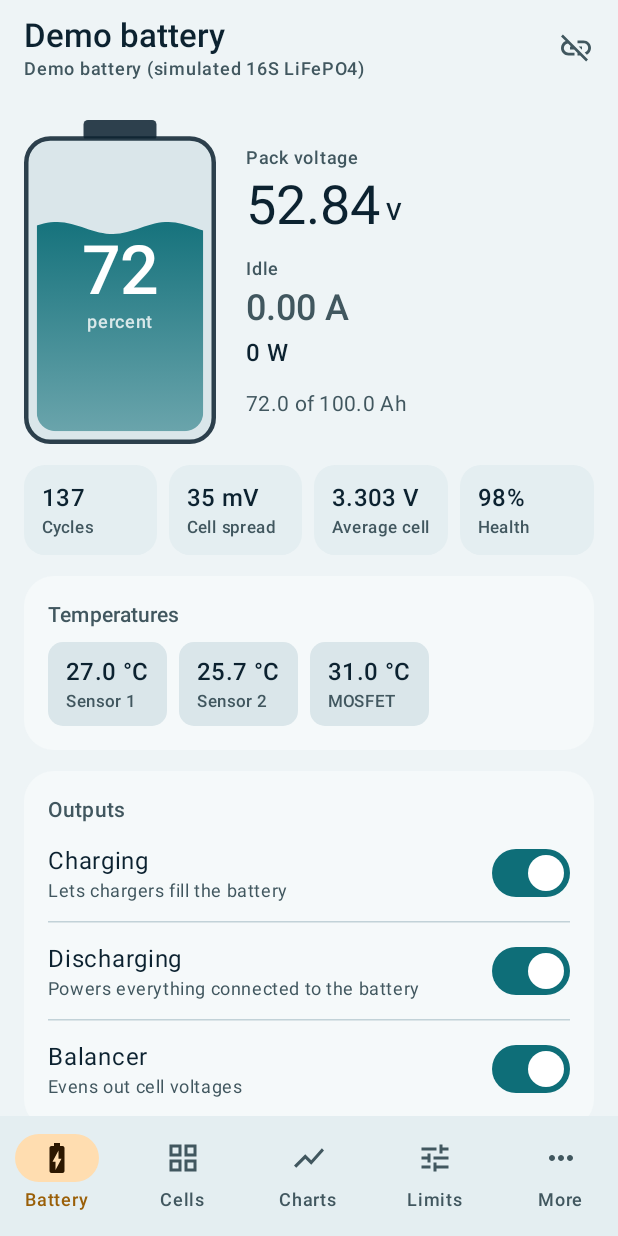
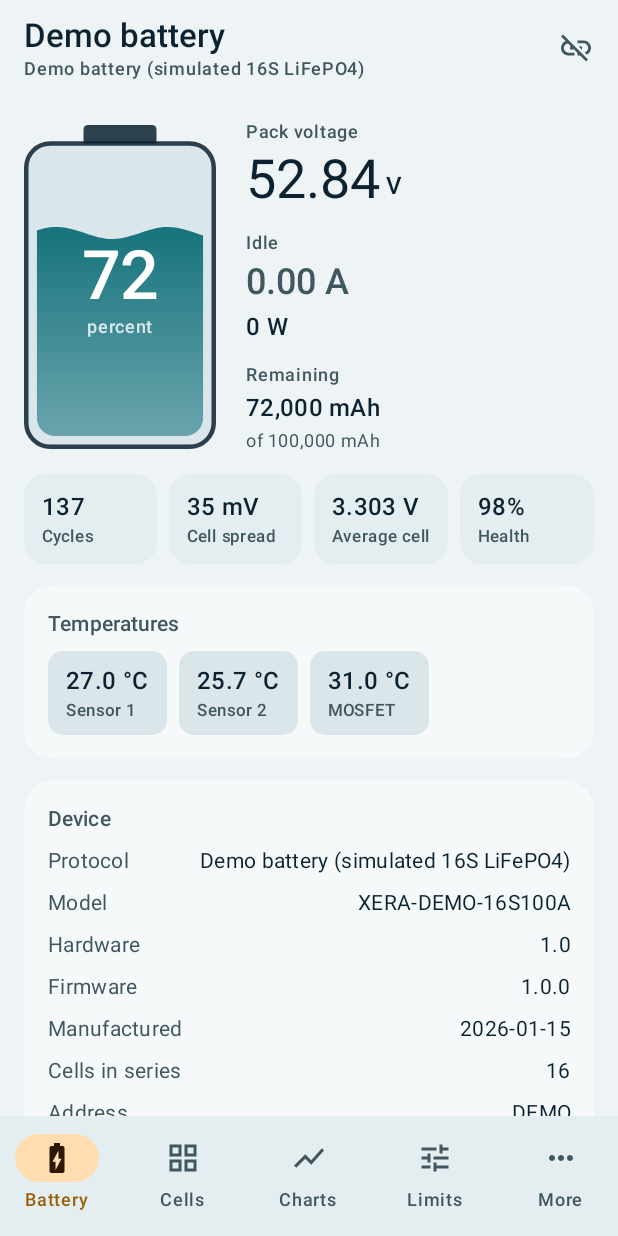
Before and after one commit to Jerfynn/XeraBMS, an Android app built with Jetpack Compose: the screen it shows after launch (MainActivity), after a tap on "Demo", on a phone screen of 412 x 824 dp. Run offline under Robolectric (Android 15) with nearby library versions, the phone set to English and light mode, and no system bars; 2 other taps on this screen came first.

Commit message:
Updated with Remaining mAH Battery Capacity

```diff
--- a/app/src/main/java/com/xera/bms/core/protocols/DalyProtocol.kt
+++ b/app/src/main/java/com/xera/bms/core/protocols/DalyProtocol.kt
@@ -9,7 +9,6 @@ import com.xera.bms.core.u32be
 import com.xera.bms.core.u8
 import com.xera.bms.core.uuid16
 import kotlin.math.abs
-import kotlin.math.roundToInt
 
 /**
  * Daly Smart BMS (classic "A5" protocol, Bluetooth dongle or built-in BLE).
@@ -130,7 +129,8 @@ class DalyProtocol(
             0x90 -> state = state.copy(
                 voltage = d.u16be(0) / 10.0,
                 current = (d.u16be(4) - 30000) / 10.0,
-                soc = (d.u16be(6) / 10.0).roundToInt(),
+                // SOC arrives in 0.1 % steps. Truncate (92.6 % -> 92 %) like the Daly app does; rounding showed +1.
+                soc = d.u16be(6) / 10,
             )
             0x93 -> state = state.copy(
                 chargeFet = d.u8(1) != 0,
--- a/app/src/main/java/com/xera/bms/ui/AppRoot.kt
+++ b/app/src/main/java/com/xera/bms/ui/AppRoot.kt
@@ -74,7 +74,7 @@ enum class MoreDest(val title: String) {
     ALARMS("Alarms"),
     CONSOLE("Data console"),
     LOGS("Log files"),
-    SETTINGS("App settings"),
+    SETTINGS("Settings"),
 }
 
 @Composable
--- a/app/src/main/java/com/xera/bms/ui/dashboard/DashboardScreen.kt
+++ b/app/src/main/java/com/xera/bms/ui/dashboard/DashboardScreen.kt
@@ -19,20 +19,13 @@ import androidx.compose.foundation.shape.RoundedCornerShape
 import androidx.compose.material.icons.Icons
 import androidx.compose.material.icons.filled.HourglassEmpty
 import androidx.compose.material.icons.filled.Terminal
-import androidx.compose.material3.AlertDialog
-import androidx.compose.material3.Button
 import androidx.compose.material3.ExperimentalMaterial3Api
-import androidx.compose.material3.HorizontalDivider
 import androidx.compose.material3.MaterialTheme
 import androidx.compose.material3.Surface
-import androidx.compose.material3.Switch
 import androidx.compose.material3.Text
 import androidx.compose.material3.TextButton
 import androidx.compose.runtime.Composable
 import androidx.compose.runtime.getValue
-import androidx.compose.runtime.mutableStateOf
-import androidx.compose.runtime.remember
-import androidx.compose.runtime.setValue
 import androidx.compose.ui.Alignment
 import androidx.compose.ui.Modifier
 import androidx.compose.ui.graphics.Color
@@ -40,7 +33,6 @@ import androidx.compose.ui.text.style.TextAlign
 import androidx.compose.ui.unit.dp
 import androidx.lifecycle.compose.collectAsStateWithLifecycle
 import com.xera.bms.core.BmsSnapshot
-import com.xera.bms.core.Capability
 import com.xera.bms.data.AppSettings
 import com.xera.bms.data.SessionStatus
 import com.xera.bms.ui.MainViewModel
@@ -51,19 +43,15 @@ import com.xera.bms.ui.components.StatTile
 import com.xera.bms.ui.theme.fmt
 import com.xera.bms.ui.theme.formatHours
 import com.xera.bms.ui.theme.formatTemp
+import java.util.Locale
 import kotlin.math.abs
-
-private enum class SwitchKind { CHARGE, DISCHARGE, BALANCER }
-
-private data class SwitchRequest(val kind: SwitchKind, val on: Boolean)
+import kotlin.math.roundToLong
 
 @Composable
 fun DashboardScreen(vm: MainViewModel, onOpenAlarms: () -> Unit, onOpenConsole: () -> Unit) {
     val snap by vm.session.snapshot.collectAsStateWithLifecycle()
-    val caps by vm.session.capabilities.collectAsStateWithLifecycle()
     val status by vm.session.status.collectAsStateWithLifecycle()
     val settings by vm.settings.collectAsStateWithLifecycle()
-    var pending by remember { mutableStateOf<SwitchRequest?>(null) }
 
     if (status.explorer) {
         EmptyState(
@@ -96,25 +84,7 @@ fun DashboardScreen(vm: MainViewModel, onOpenAlarms: () -> Unit, onOpenConsole:
         item { Stats(snap) }
         if (snap.alarms.isNotEmpty()) item { AlarmCard(snap.alarms, onOpenAlarms) }
         if (snap.temperatures.isNotEmpty() || snap.mosTemperature != null) item { Temperatures(snap, settings) }
-        if (snap.chargeFet != null || snap.dischargeFet != null || caps.contains(Capability.MOSFET_CONTROL)) {
-            item { Switches(snap, caps) { pending = it } }
-        }
         item { DeviceInfo(snap, status) }
-    }
-
-    pending?.let { req ->
-        ConfirmSwitch(
-            request = req,
-            onDismiss = { pending = null },
-            onConfirm = {
-                pending = null
-                when (req.kind) {
-                    SwitchKind.CHARGE -> vm.session.setFets(req.on, snap.dischargeFet ?: true)
-                    SwitchKind.DISCHARGE -> vm.session.setFets(snap.chargeFet ?: true, req.on)
-                    SwitchKind.BALANCER -> vm.session.setBalancer(req.on)
-                }
-            },
-        )
     }
 }
 
@@ -154,12 +124,16 @@ private fun Hero(s: BmsSnapshot) {
             Text("${abs(current).fmt(2)} A", style = MaterialTheme.typography.headlineSmall, color = flowColor)
             Text("${abs(s.power ?: 0.0).fmt(0)} W", style = MaterialTheme.typography.titleMedium)
             Spacer(Modifier.height(8.dp))
-            if (s.remainingAh != null) {
-                Text(
-                    "${s.remainingAh.fmt(1)} of ${s.nominalAh.fmt(1)} Ah",
-                    style = MaterialTheme.typography.bodyMedium,
-                    color = MaterialTheme.colorScheme.onSurfaceVariant,
-                )
+            s.remainingAh?.let { remaining ->
+                Text("Remaining", style = MaterialTheme.typography.labelMedium, color = MaterialTheme.colorScheme.onSurfaceVariant)
+                Text("${formatMah(remaining)} mAh", style = MaterialTheme.typography.titleMedium)
+                s.nominalAh?.let { nominal ->
+                    Text(
+                        "of ${formatMah(nominal)} mAh",
+                        style = MaterialTheme.typography.bodySmall,
+                        color = MaterialTheme.colorScheme.onSurfaceVariant,
+                    )
+                }
             }
             s.timeEstimate()?.let { est ->
                 Text(
@@ -231,44 +205,6 @@ private fun TempChip(label: String, value: String) {
 }
 
 @Composable
-private fun Switches(s: BmsSnapshot, caps: Set<Capability>, onRequest: (SwitchRequest) -> Unit) {
-    val canSwitch = caps.contains(Capability.MOSFET_CONTROL)
-    SectionCard(title = "Outputs") {
-        SwitchRow("Charging", "Lets chargers fill the battery", s.chargeFet ?: false, canSwitch) {
-            onRequest(SwitchRequest(SwitchKind.CHARGE, it))
-        }
-        HorizontalDivider(color = MaterialTheme.colorScheme.outlineVariant)
-        SwitchRow("Discharging", "Powers everything connected to the battery", s.dischargeFet ?: false, canSwitch) {
-            onRequest(SwitchRequest(SwitchKind.DISCHARGE, it))
-        }
-        if (caps.contains(Capability.BALANCER_CONTROL) || s.balancerEnabled != null) {
-            HorizontalDivider(color = MaterialTheme.colorScheme.outlineVariant)
-            SwitchRow("Balancer", "Evens out cell voltages", s.balancerEnabled ?: false, caps.contains(Capability.BALANCER_CONTROL)) {
-                onRequest(SwitchRequest(SwitchKind.BALANCER, it))
-            }
-        }
-        if (!canSwitch) {
-            Text(
-                "This BMS reports these states but doesn't accept switching from XeraBMS.",
-                style = MaterialTheme.typography.bodySmall,
-                color = MaterialTheme.colorScheme.onSurfaceVariant,
-            )
-        }
-    }
-}
-
-@Composable
-private fun SwitchRow(title: String, hint: String, checked: Boolean, enabled: Boolean, onChange: (Boolean) -> Unit) {
-    Row(Modifier.fillMaxWidth(), verticalAlignment = Alignment.CenterVertically) {
-        Column(Modifier.weight(1f)) {
-            Text(title, style = MaterialTheme.typography.bodyLarge)
-            Text(hint, style = MaterialTheme.typography.bodySmall, color = MaterialTheme.colorScheme.onSurfaceVariant)
-        }
-        Switch(checked = checked, onCheckedChange = onChange, enabled = enabled)
-    }
-}
-
-@Composable
 private fun DeviceInfo(s: BmsSnapshot, status: SessionStatus) {
     SectionCard(title = "Device") {
         InfoRow("Protocol", status.protocolName)
@@ -290,25 +226,5 @@ private fun InfoRow(label: String, value: String?) {
     }
 }
 
-@Composable
-private fun ConfirmSwitch(request: SwitchRequest, onDismiss: () -> Unit, onConfirm: () -> Unit) {
-    val name = when (request.kind) {
-        SwitchKind.CHARGE -> "charging"
-        SwitchKind.DISCHARGE -> "discharging"
-        SwitchKind.BALANCER -> "the balancer"
-    }
-    val warning = when {
-        request.kind == SwitchKind.DISCHARGE && !request.on ->
-            "Everything powered by this battery will lose power immediately."
-        request.kind == SwitchKind.CHARGE && !request.on ->
-            "Chargers and solar won't be able to charge the battery until you turn this back on."
-        else -> "The BMS may still block this if a protection is active."
-    }
-    AlertDialog(
-        onDismissRequest = onDismiss,
-        title = { Text(if (request.on) "Turn on $name?" else "Turn off $name?") },
-        text = { Text(warning) },
-        confirmButton = { Button(onClick = onConfirm) { Text(if (request.on) "Turn on" else "Turn off") } },
-        dismissButton = { TextButton(onClick = onDismiss) { Text("Cancel") } },
-    )
-}
+/** 84.2 Ah -> "84,200" */
+private fun formatMah(ah: Double): String = String.format(Locale.US, "%,d", (ah * 1000).roundToLong())
--- a/app/src/main/java/com/xera/bms/ui/more/MoreScreens.kt
+++ b/app/src/main/java/com/xera/bms/ui/more/MoreScreens.kt
@@ -86,7 +86,7 @@ fun MoreScreen(vm: MainViewModel, status: SessionStatus, onOpen: (MoreDest) -> U
             }
         }
         item {
-            MoreItem(Icons.Filled.Settings, "App settings", "Polling, logging, units, theme, PIN") {
+            MoreItem(Icons.Filled.Settings, "Settings", "Charge and discharge switches, polling, logging, units, PIN") {
                 onOpen(MoreDest.SETTINGS)
             }
         }
@@ -246,6 +246,7 @@ fun AppSettingsScreen(vm: MainViewModel) {
     var changePin by remember { mutableStateOf(false) }
 
     LazyColumn(Modifier.fillMaxSize(), contentPadding = PaddingValues(16.dp), verticalArrangement = Arrangement.spacedBy(12.dp)) {
+        item { BatteryOutputsCard(vm) }
         item {
             SectionCard(title = "Connection") {
                 ChoiceRow("Read the BMS every", listOf(1000L to "1 s", 2000L to "2 s", 5000L to "5 s", 10_000L to "10 s"), s.pollIntervalMs) { v ->
--- a/app/src/main/java/com/xera/bms/ui/params/ParametersScreen.kt
+++ b/app/src/main/java/com/xera/bms/ui/params/ParametersScreen.kt
@@ -185,7 +185,7 @@ private fun PinDialog(expected: String, onDismiss: () -> Unit, onUnlocked: () ->
         text = {
             Column {
                 Text(
-                    "The default PIN is 1234. Change it in App settings.",
+                    "The default PIN is 1234. Change it in More > Settings.",
                     style = MaterialTheme.typography.bodySmall,
                     color = MaterialTheme.colorScheme.onSurfaceVariant,
                 )
```
Also changed, not shown: app/src/main/java/com/xera/bms/ui/more/BatteryOutputsCard.kt (added, +116 -0 lines), 1 other file.
